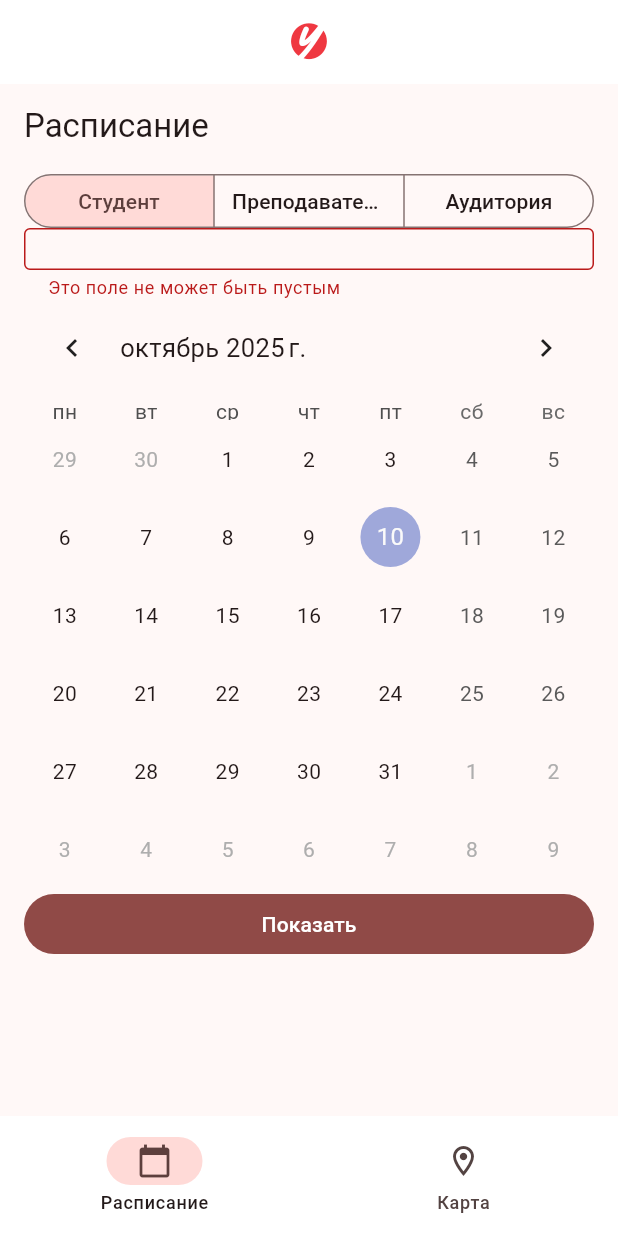
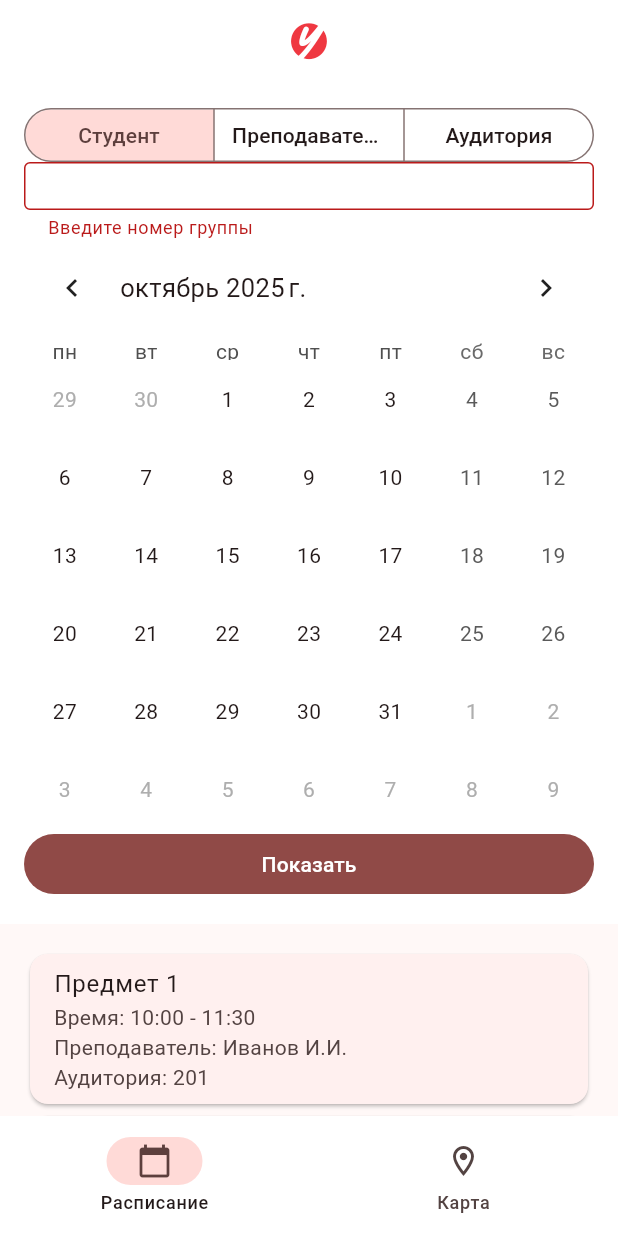
Before and after one commit to chsu-guide/client, a Flutter app: the screen it shows after launch, after a tap on "Показать", on a phone screen of 412 x 824 dp. Run offline on Flutter 3.47's test engine with Material 3 defaults, Android fonts, the light colour scheme and no system bars; drawn by our look-alikes of table_calendar.

Commit message:
added a card example + input field error handling + added a calendar style

```diff
--- a/lib/interfaces/schedule_page.dart
+++ b/lib/interfaces/schedule_page.dart
@@ -16,6 +16,7 @@ class SchedulePage extends StatefulWidget {
 
 class _SchedulePageState extends State<SchedulePage> {
   final _formKey = GlobalKey<FormState>();
+  int? errorIndex;
   ScheduleTarget selectedTarget = ScheduleTarget.student;
 
   DateTime? _selectedDay;
@@ -51,18 +52,17 @@ class _SchedulePageState extends State<SchedulePage> {
 
   @override
   Widget build(BuildContext context) {
-    return Scaffold(
-      body: CustomScrollView(
+    return CustomScrollView(
       slivers: [
         SliverAppBar(
-            title: const Text('Расписание'),
-            expandedHeight: 600,
-            floating: false,
-            pinned: true,
+          expandedHeight: 560,
+          //pinned: true,
+          floating: true,
+          //snap: true, // только если floating: true!!
           flexibleSpace: FlexibleSpaceBar(
             background: Container(
-                color: Theme.of(context).scaffoldBackgroundColor,
-                padding: const EdgeInsets.fromLTRB(16, 60, 16, 16),
+              color: Theme.of(context).colorScheme.onPrimary,
+              padding: const EdgeInsets.fromLTRB(16, 16, 16, 16),
               child: Form(
                 key: _formKey,
                 child: Column(
@@ -116,10 +116,16 @@ class _SchedulePageState extends State<SchedulePage> {
                               border: OutlineInputBorder()
                             ),
                             validator: (value) {
-                                if (value == null || value.isEmpty) {
-                                  return 'Это поле не может быть пустым';
+                              var validation = value?.isNotEmpty ?? true;
+                              errorIndex = validation ? null : 0;
+                              switch (selectedTarget) {
+                                case ScheduleTarget.student:
+                                  return validation ? (groups.contains(value) ? null : "Группа не найдена") : "Введите номер группы";
+                                case ScheduleTarget.tutor:
+                                  return validation ? (tutors.contains(value) ? null : "Преподаватель не найден") : "Введите ФИО преподавателя";
+                                case ScheduleTarget.auditorium:
+                                  return validation ? (auditoriums.contains(value) ? null : "Аудитория не найдена") : "Введите номер аудитории";
                               }
-                                return null;
                             },
                           );
                         },
@@ -139,6 +145,18 @@ class _SchedulePageState extends State<SchedulePage> {
                         rangeStartDay: _rangeStart,
                         rangeEndDay: _rangeEnd,
                         availableGestures: AvailableGestures.horizontalSwipe,
+                        calendarStyle: CalendarStyle(
+                          isTodayHighlighted: false,
+                          //rangeHighlightColor: Theme.of(context).colorScheme.primary.withValues(alpha: 0.5),
+                          rangeStartDecoration: BoxDecoration(
+                            color: Colors.blue, //Theme.of(context).colorScheme.primary,
+                            shape: BoxShape.rectangle,
+                          ),
+                          rangeEndDecoration: BoxDecoration(
+                            color: Colors.blue, //Theme.of(context).colorScheme.primary,
+                            shape: BoxShape.rectangle,
+                          ),
+                        ),
 
                         selectedDayPredicate: (day) {
                           return isSameDay(_selectedDay, day);
@@ -176,14 +194,14 @@ class _SchedulePageState extends State<SchedulePage> {
                       ),
 
                     FilledButton(
+                      child: const Text('Показать'),
                       onPressed: () {
                         if (_formKey.currentState?.validate() ?? false) {
                           ScaffoldMessenger.of(context).showSnackBar(
-                              const SnackBar(content: Text('Получаю расписание...')),
+                            const SnackBar(content: Text('Получаю расписание...'))
                           );
                         }
                       },
-                        child: const Text('Показать'),
                     ),
                   ],
                 ),
@@ -193,8 +211,23 @@ class _SchedulePageState extends State<SchedulePage> {
         ),
 
         // Карточки расписания
+        SliverPadding(
+          padding: const EdgeInsets.all(16.0),
+          sliver: SliverList(
+            delegate: SliverChildBuilderDelegate(
+              (BuildContext context, int index) {
+                return Card(
+                  child: ListTile(
+                    title: Text('Предмет ${index + 1}'),
+                    subtitle: Text('Время: 10:00 - 11:30\nПреподаватель: Иванов И.И.\nАудитория: 201'),
+                  ),
+                );
+              },
+              childCount: 10, // Количество карточек для примера
+            ),
+          ),
+        )
       ],
-      ),
     );
   }
 }
```
Lines whose indentation alone changed are shown as unchanged.
